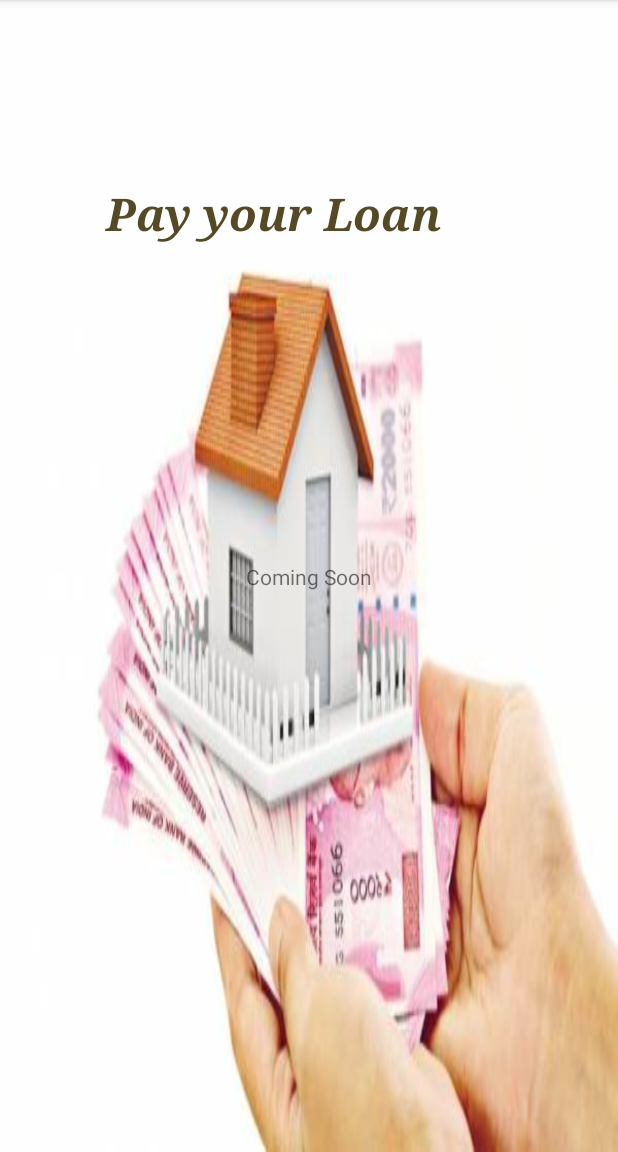
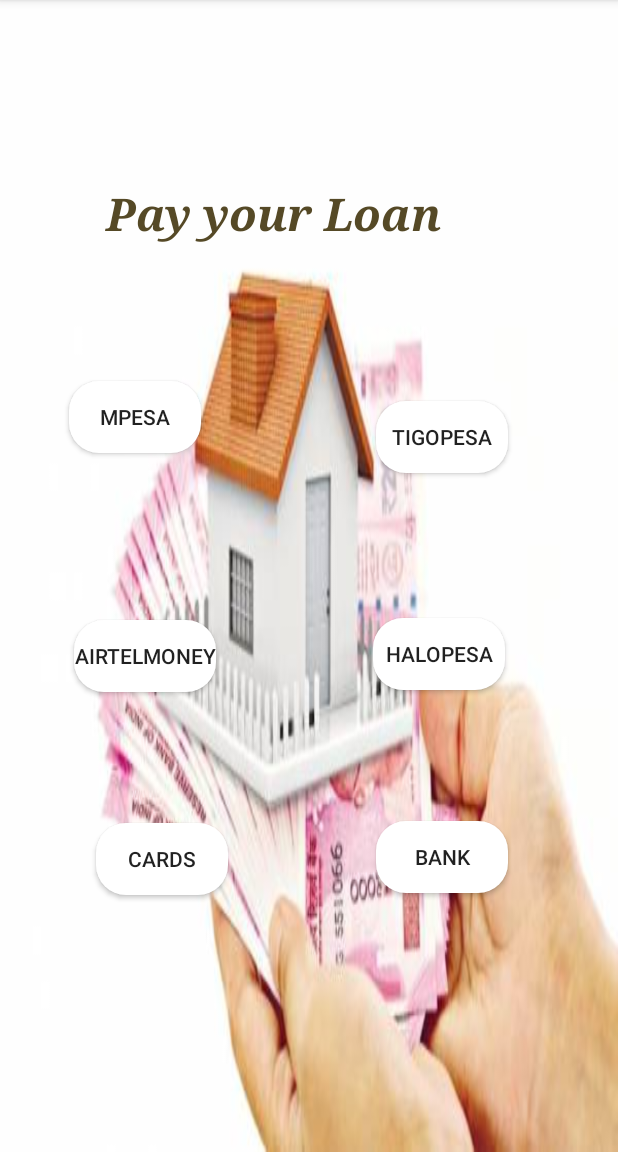
Before and after one commit to Lawton255/Android-Loan-Application-Project, an Android app: the PayLoan screen opened directly, with no data from a screen before it, on a phone screen of 412 x 824 dp, the part 84-1236 px from its top. Run offline under Robolectric (Android 15) with nearby library versions, the phone set to English and light mode, and no system bars.

```diff
--- a/app/src/main/res/layout/activity_pay_loan.xml
+++ b/app/src/main/res/layout/activity_pay_loan.xml
@@ -24,13 +24,82 @@
         app:layout_constraintTop_toTopOf="parent"
         app:layout_constraintVertical_bias="0.163" />
 
-    <TextView
-        android:id="@+id/textView"
+    <Button
+        android:id="@+id/button"
         android:layout_width="wrap_content"
         android:layout_height="wrap_content"
-        android:text="Coming Soon"
+        android:text="MPesa"
+        android:background="@drawable/dashboard_button"
         app:layout_constraintBottom_toBottomOf="parent"
         app:layout_constraintEnd_toEndOf="parent"
+        app:layout_constraintHorizontal_bias="0.142"
         app:layout_constraintStart_toStartOf="parent"
-        app:layout_constraintTop_toTopOf="parent" />
+        app:layout_constraintTop_toTopOf="parent"
+        app:layout_constraintVertical_bias="0.353" />
+
+    <Button
+        android:id="@+id/button2"
+        android:layout_width="wrap_content"
+        android:layout_height="wrap_content"
+        android:text="tigopesa"
+        android:background="@drawable/dashboard_button"
+        app:layout_constraintBottom_toBottomOf="parent"
+        app:layout_constraintEnd_toEndOf="parent"
+        app:layout_constraintHorizontal_bias="0.773"
+        app:layout_constraintStart_toStartOf="parent"
+        app:layout_constraintTop_toTopOf="parent"
+        app:layout_constraintVertical_bias="0.371" />
+
+    <Button
+        android:id="@+id/button3"
+        android:layout_width="wrap_content"
+        android:layout_height="wrap_content"
+        android:text="AirtelMoney"
+        android:background="@drawable/dashboard_button"
+        app:layout_constraintBottom_toBottomOf="parent"
+        app:layout_constraintEnd_toEndOf="parent"
+        app:layout_constraintHorizontal_bias="0.156"
+        app:layout_constraintStart_toStartOf="parent"
+        app:layout_constraintTop_toTopOf="parent"
+        app:layout_constraintVertical_bias="0.574" />
+
+    <Button
+        android:id="@+id/button4"
+        android:layout_width="wrap_content"
+        android:layout_height="wrap_content"
+        android:text="Halopesa"
+        android:background="@drawable/dashboard_button"
+        app:layout_constraintBottom_toBottomOf="parent"
+        app:layout_constraintEnd_toEndOf="parent"
+        app:layout_constraintHorizontal_bias="0.767"
+        app:layout_constraintStart_toStartOf="parent"
+        app:layout_constraintTop_toTopOf="parent"
+        app:layout_constraintVertical_bias="0.572" />
+
+    <Button
+        android:id="@+id/button5"
+        android:layout_width="wrap_content"
+        android:layout_height="wrap_content"
+        android:text="CARDS"
+        android:background="@drawable/dashboard_button"
+        app:layout_constraintBottom_toBottomOf="parent"
+        app:layout_constraintEnd_toEndOf="parent"
+        app:layout_constraintHorizontal_bias="0.198"
+        app:layout_constraintStart_toStartOf="parent"
+        app:layout_constraintTop_toTopOf="parent"
+        app:layout_constraintVertical_bias="0.762" />
+
+    <Button
+        android:id="@+id/button6"
+        android:layout_width="wrap_content"
+        android:layout_height="wrap_content"
+        android:background="@drawable/dashboard_button"
+        android:text="bank"
+        app:layout_constraintBottom_toBottomOf="parent"
+        app:layout_constraintEnd_toEndOf="parent"
+        app:layout_constraintHorizontal_bias="0.773"
+        app:layout_constraintStart_toStartOf="parent"
+        app:layout_constraintTop_toTopOf="parent"
+        app:layout_constraintVertical_bias="0.76" />
+
 </androidx.constraintlayout.widget.ConstraintLayout>
--- a/app/src/main/res/layout/activity_profile.xml
+++ b/app/src/main/res/layout/activity_profile.xml
@@ -40,6 +40,7 @@
         android:id="@+id/profile_name"
         android:layout_width="250dp"
         android:layout_height="30dp"
+        android:textStyle="bold"
         app:layout_constraintBottom_toBottomOf="parent"
         app:layout_constraintEnd_toEndOf="parent"
         app:layout_constraintHorizontal_bias="0.987"
@@ -51,6 +52,7 @@
         android:id="@+id/profile_email"
         android:layout_width="250dp"
         android:layout_height="30dp"
+        android:textStyle="bold"
         app:layout_constraintBottom_toBottomOf="parent"
         app:layout_constraintEnd_toEndOf="parent"
         app:layout_constraintHorizontal_bias="0.987"
@@ -62,6 +64,7 @@
         android:id="@+id/profile_phone"
         android:layout_width="250dp"
         android:layout_height="30dp"
+        android:textStyle="bold"
         app:layout_constraintBottom_toBottomOf="parent"
         app:layout_constraintEnd_toEndOf="parent"
         app:layout_constraintHorizontal_bias="0.987"
```
